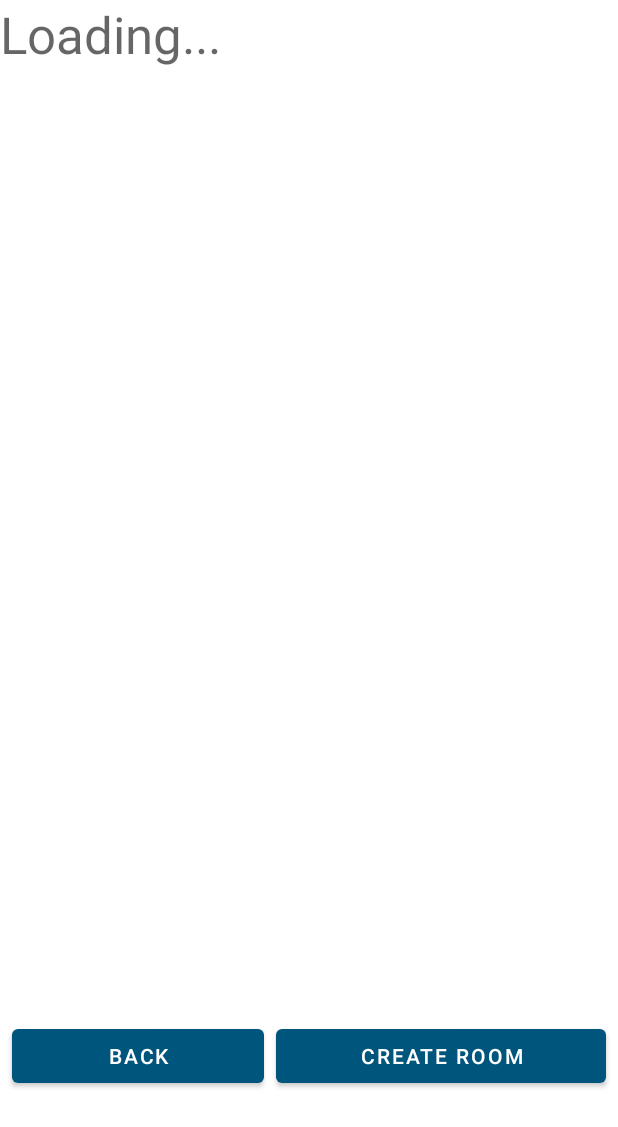
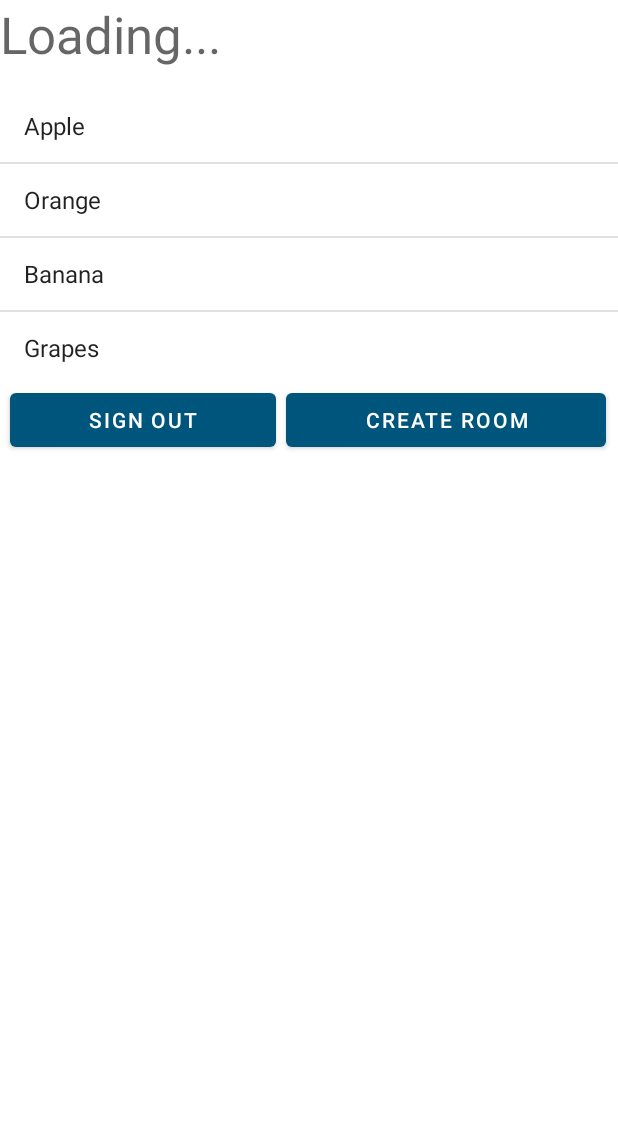
Before and after one commit to Ovi1001/MultiTagAndroidApp, an Android app: the RoomsSelectorScreen screen opened directly, with no data from a screen before it, on a phone screen of 412 x 824 dp. Shown: the top 1127 px of the screen. Run offline under Robolectric (Android 15) with nearby library versions, the phone set to English and light mode, and no system bars; our stand-ins replace Firebase (no records; nobody signed in at launch, a user with empty details on screens opened directly).

Commit message:
feat: Sign out button works as intended. Fixed a few things with the UI and testing was performed with the listView. Create Room button has no functionality yet.

```diff
--- a/app/src/main/java/com/example/multitagandroidapp/RoomsSelectorScreen.java
+++ b/app/src/main/java/com/example/multitagandroidapp/RoomsSelectorScreen.java
@@ -1,9 +1,16 @@
 package com.example.multitagandroidapp;
 
 import androidx.annotation.NonNull;
+import androidx.appcompat.app.AlertDialog;
 import androidx.appcompat.app.AppCompatActivity;
 
+import android.content.DialogInterface;
 import android.os.Bundle;
+import android.view.View;
+import android.widget.AdapterView;
+import android.widget.ArrayAdapter;
+import android.widget.Button;
+import android.widget.ListView;
 import android.widget.TextView;
 import android.widget.Toast;
 
@@ -15,13 +22,19 @@ import com.google.firebase.database.DatabaseReference;
 import com.google.firebase.database.FirebaseDatabase;
 import com.google.firebase.database.ValueEventListener;
 
+import java.util.ArrayList;
+import java.util.List;
+
 public class RoomsSelectorScreen extends AppCompatActivity
 {
 
     private FirebaseUser user;
-    private DatabaseReference reference;
+    private DatabaseReference referenceUsers;
+
     private String userID;
     private String username;
+
+    private ListView lobbiesList;
 
     @Override
     protected void onCreate(Bundle savedInstanceState)
@@ -29,12 +42,18 @@ public class RoomsSelectorScreen extends AppCompatActivity
         super.onCreate(savedInstanceState);
         setContentView(R.layout.activity_rooms_selector_screen);
 
+        //Initializing variables
+        lobbiesList = (ListView) findViewById(R.id.roomsSelectorLobbiesListElement);
         user = FirebaseAuth.getInstance().getCurrentUser();
-        reference = FirebaseDatabase.getInstance().getReference("Users");
+        referenceUsers = FirebaseDatabase.getInstance().getReference("Users");
         userID = user.getUid(); //Get the user's unique ID
         TextView welcomeText = (TextView) findViewById(R.id.roomsScreenWelcomeText);
 
-        reference.child(userID).addListenerForSingleValueEvent(new ValueEventListener() {
+        //Configuring buttons
+        configureSignOutBtn();
+        configureCreateRoomBtn();
+
+        referenceUsers.child(userID).addListenerForSingleValueEvent(new ValueEventListener() {
             @Override
             public void onDataChange(@NonNull DataSnapshot snapshot)
             {
@@ -52,6 +71,82 @@ public class RoomsSelectorScreen extends AppCompatActivity
             {
                 welcomeText.setText("N/A");
             }
+        });//end of getting username and changing text
+
+        //What is being displayed on the lobbiesList listView
+        List<String> list = new ArrayList<String>();
+        list.add("Apple");
+        list.add("Orange");
+        list.add("Banana");
+        list.add("Grapes");
+
+        ArrayAdapter arrayAdapter = new ArrayAdapter(RoomsSelectorScreen.this, android.R.layout.simple_list_item_1, list);
+        lobbiesList.setAdapter(arrayAdapter); //Changes the list
+
+        lobbiesList.setOnItemClickListener(new AdapterView.OnItemClickListener() {
+            @Override
+            public void onItemClick(AdapterView<?> parent, View view, int pos, long id) {
+                if (pos == 0)
+                {
+                    Toast.makeText(RoomsSelectorScreen.this, "apple", Toast.LENGTH_LONG).show();
+                }
+                else if (pos == 1)
+                {
+                    Toast.makeText(RoomsSelectorScreen.this, "orange", Toast.LENGTH_LONG).show();
+                }
+            }
         });
+
     }//end onCreate method
+
+    //Creates a game room in the lobbies screen
+    private void createRoom()
+    {
+
+    }
+
+    private void configureCreateRoomBtn()
+    {
+        Button createRoom = (Button) findViewById(R.id.roomsSelectorCreateRoomBtn);
+        createRoom.setOnClickListener(new View.OnClickListener() {
+            @Override
+            public void onClick(View v) {
+                createRoom();
+            }
+        });
+    }
+
+    private void configureSignOutBtn() //Signs the user out & closes activity
+    {
+        Button signOut = (Button) findViewById(R.id.roomsSelectorSignOutBtn);
+        signOut.setOnClickListener(new View.OnClickListener() {
+            @Override
+            public void onClick(View v) {
+                openSignOutRoomDialog(v);
+            }
+        });
+    }
+
+    //Configures the pop-up on screen when clicking sign out
+    private void openSignOutRoomDialog(View v)
+    {
+        AlertDialog.Builder builder = new AlertDialog.Builder(this);
+        builder.setMessage("Are you sure you want to sign out?");
+        builder.setNegativeButton("No way jose", new DialogInterface.OnClickListener() {
+            @Override
+            public void onClick(DialogInterface dialog, int which) {
+                //Method is empty bc just needs to close dialog
+            }
+        });
+
+        builder.setPositiveButton("Yes", new DialogInterface.OnClickListener() { //If the user clicks yes
+            @Override
+            public void onClick(DialogInterface dialog, int which) {
+                FirebaseAuth.getInstance().signOut();
+                finish();
+            }});
+
+        AlertDialog message = builder.create();
+        message.show();
+    }
 } //end RoomsSelectorScreen
--- a/app/src/main/java/com/example/multitagandroidapp/User.java
+++ b/app/src/main/java/com/example/multitagandroidapp/User.java
@@ -3,6 +3,7 @@ package com.example.multitagandroidapp;
 public class User
 {
     public String username, email;
+    public int wins;
 
     public User()
     {
@@ -12,5 +13,6 @@ public class User
     {
         this.username = username;
         this.email = email;
+        wins = 0;
     }
 }
--- a/app/src/main/res/layout/activity_rooms_selector_screen.xml
+++ b/app/src/main/res/layout/activity_rooms_selector_screen.xml
@@ -17,13 +17,13 @@
     <ListView
         android:id="@+id/roomsSelectorLobbiesListElement"
         android:layout_width="match_parent"
-        android:layout_height="620dp" >
+        android:layout_height="wrap_content" >
 
     </ListView>
 
     <LinearLayout
         android:layout_width="match_parent"
-        android:layout_height="match_parent"
+        android:layout_height="wrap_content"
         android:orientation="horizontal">
 
         <Space
@@ -32,11 +32,11 @@
             android:layout_weight="0.1" />
 
         <Button
-            android:id="@+id/button"
+            android:id="@+id/roomsSelectorSignOutBtn"
             android:layout_width="wrap_content"
             android:layout_height="wrap_content"
             android:layout_weight="1"
-            android:text="Back" />
+            android:text="Sign Out" />
 
         <Space
             android:layout_width="wrap_content"
@@ -44,7 +44,7 @@
             android:layout_weight="0.1" />
 
         <Button
-            android:id="@+id/button2"
+            android:id="@+id/roomsSelectorCreateRoomBtn"
             android:layout_width="wrap_content"
             android:layout_height="wrap_content"
             android:layout_weight="1"
```
Also changed, not shown: app/src/main/java/com/example/multitagandroidapp/SignInScreen.java (+1 -16 lines).
